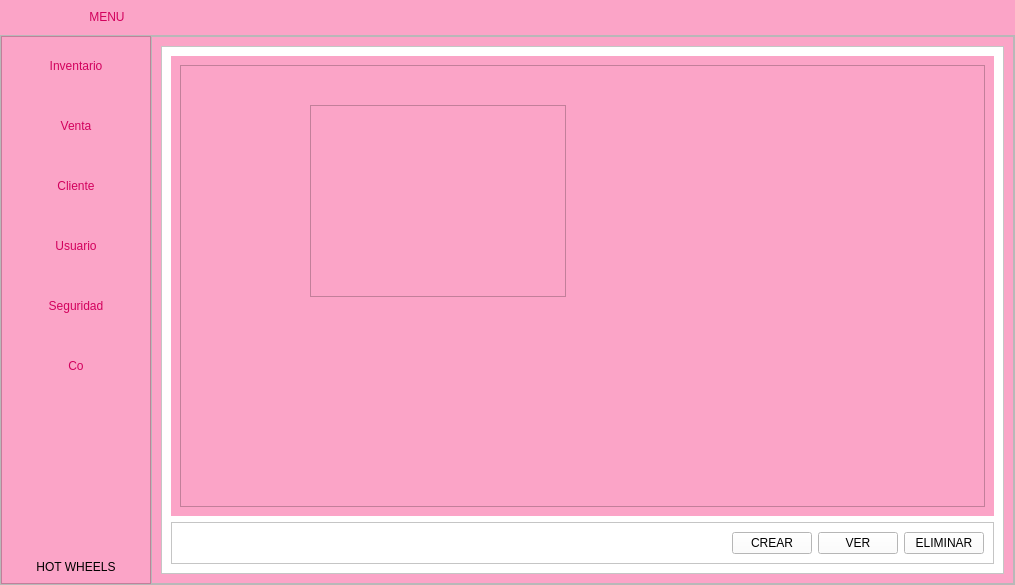
First picture: the form in View/menu.ui, repository AnderNoleon/proyecto_carro, before the edit.
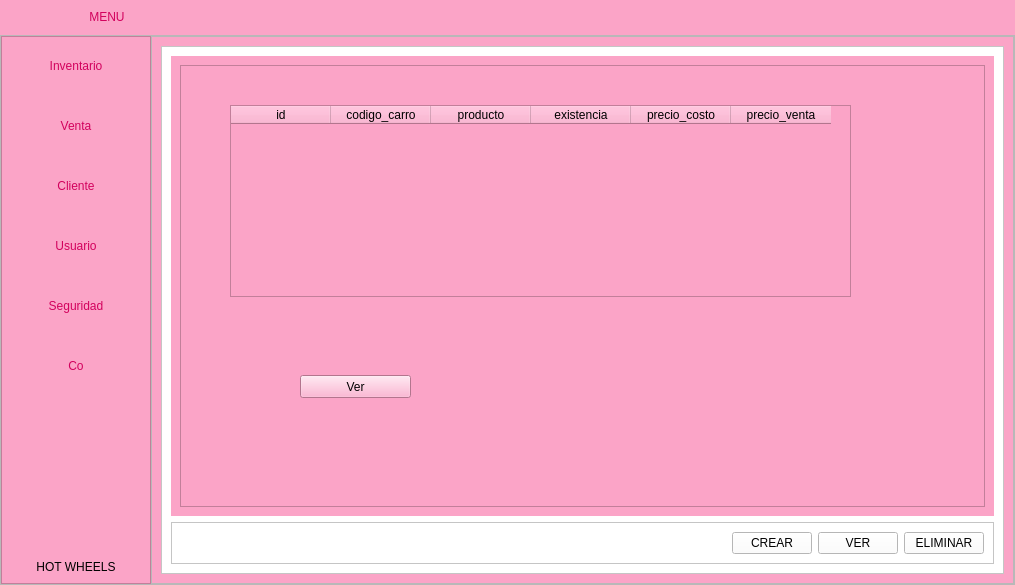
Second picture: the form after the edit. The open tabs and pages were chosen to show the change. Icons and pictures are not drawn.

Commit message: VENTAS, MOVER VENTANAS

The edit to the form file:
```diff
--- a/View/menu.ui
+++ b/View/menu.ui
@@ -672,11 +672,54 @@
                        <widget class="QTableWidget" name="tableWidget">
                         <property name="geometry">
                          <rect>
-                          <x>130</x>
+                          <x>50</x>
                           <y>40</y>
-                          <width>256</width>
+                          <width>621</width>
                           <height>192</height>
                          </rect>
+                        </property>
+                        <column>
+                         <property name="text">
+                          <string>id</string>
+                         </property>
+                        </column>
+                        <column>
+                         <property name="text">
+                          <string>codigo_carro</string>
+                         </property>
+                        </column>
+                        <column>
+                         <property name="text">
+                          <string>producto</string>
+                         </property>
+                        </column>
+                        <column>
+                         <property name="text">
+                          <string>existencia</string>
+                         </property>
+                        </column>
+                        <column>
+                         <property name="text">
+                          <string>precio_costo</string>
+                         </property>
+                        </column>
+                        <column>
+                         <property name="text">
+                          <string>precio_venta</string>
+                         </property>
+                        </column>
+                       </widget>
+                       <widget class="QPushButton" name="btn_ver_inventaro_tabla">
+                        <property name="geometry">
+                         <rect>
+                          <x>120</x>
+                          <y>310</y>
+                          <width>111</width>
+                          <height>23</height>
+                         </rect>
+                        </property>
+                        <property name="text">
+                         <string>Ver</string>
                         </property>
                        </widget>
                       </widget>
```
Left out of the diff: 31 changed lines with no effect on the pictures. The commit also changes 6 other files.
